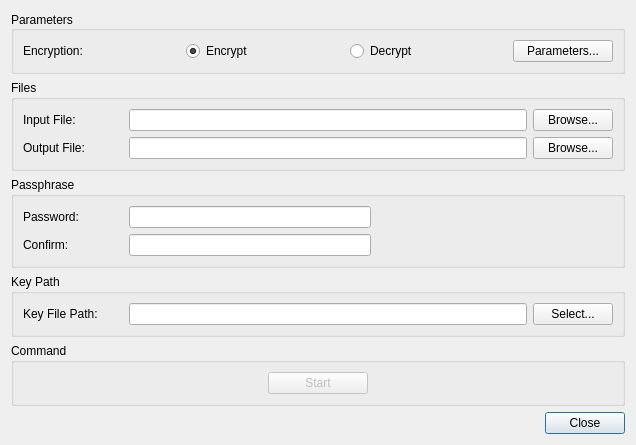
First picture: the form in qt_ui/file_encryption_dialog.ui, repository evpo/EncryptPad, before the edit.
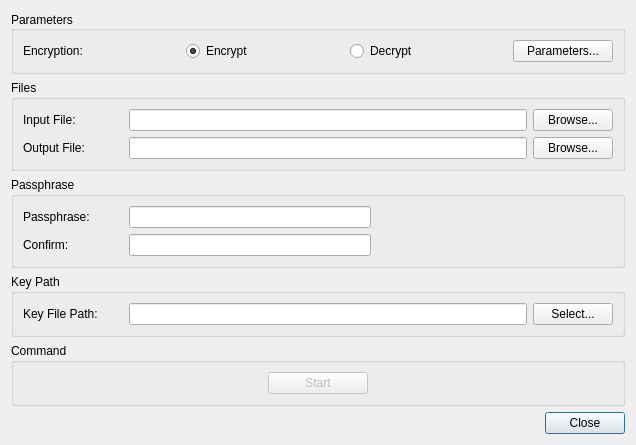
Second picture: the form after the edit. Icons and pictures are not drawn.

Commit message: All passwords because passphrases except in file names. WIP

```diff
--- a/qt_ui/file_encryption_dialog.ui
+++ b/qt_ui/file_encryption_dialog.ui
@@ -194,7 +194,7 @@
            </size>
           </property>
           <property name="text">
-           <string>Password:</string>
+           <string>Passphrase:</string>
           </property>
           <property name="buddy">
            <cstring>uiPassword</cstring>
```
Left out of the diff: 16 changed lines with no effect on the pictures. The commit also changes 35 other files.
